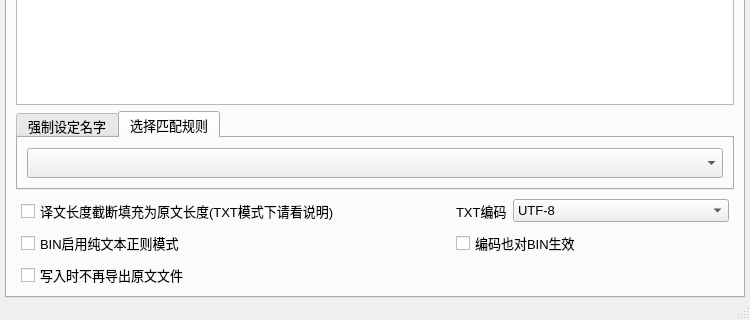
First picture: the form in main/ui_mainWindow.ui, repository satan53x/SExtractor, before the edit; both pictures show x 0 to 750 and y 355 to 675 of the 750 by 675 pixel window.
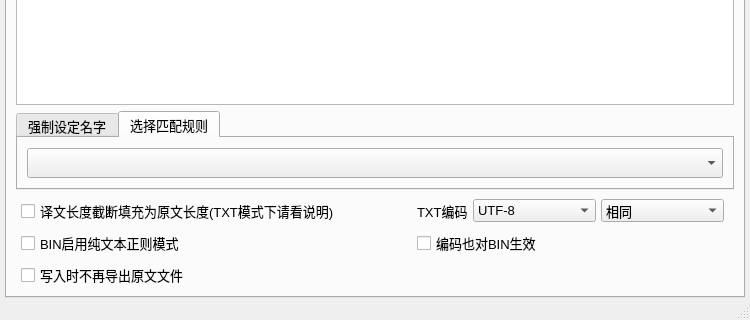
Second picture: the form after the edit.

Commit message:
TXT Encode Setting: Read & Write
读写编码分开选择

Patch:
```diff
--- a/main/ui_mainWindow.ui
+++ b/main/ui_mainWindow.ui
@@ -447,7 +447,7 @@
            </property>
            <item>
             <widget class="QWidget" name="widget_6" native="true">
-             <layout class="QHBoxLayout" name="horizontalLayout_4" stretch="10,1,7">
+             <layout class="QHBoxLayout" name="horizontalLayout_4" stretch="10,8">
               <property name="leftMargin">
                <number>5</number>
               </property>
@@ -481,22 +481,12 @@
                 </property>
                </widget>
               </item>
-              <item>
-               <spacer name="horizontalSpacer_3">
-                <property name="orientation">
-                 <enum>Qt::Horizontal</enum>
-                </property>
-                <property name="sizeHint" stdset="0">
-                 <size>
-                  <width>40</width>
-                  <height>20</height>
-                 </size>
-                </property>
-               </spacer>
-              </item>
               <item>
                <widget class="QWidget" name="widget_17" native="true">
-                <layout class="QHBoxLayout" name="horizontalLayout_29" stretch="0,3">
+                <layout class="QHBoxLayout" name="horizontalLayout_29" stretch="0,3,3">
+                 <property name="spacing">
+                  <number>5</number>
+                 </property>
                  <property name="leftMargin">
                   <number>0</number>
                  </property>
@@ -504,7 +494,7 @@
                   <number>0</number>
                  </property>
                  <property name="rightMargin">
-                  <number>0</number>
+                  <number>5</number>
                  </property>
                  <property name="bottomMargin">
                   <number>0</number>
@@ -545,7 +535,46 @@
                    </item>
                    <item>
                     <property name="text">
-                     <string>utf-16-le</string>
+                     <string notr="true">UTF-16-LE</string>
+                    </property>
+                   </item>
+                  </widget>
+                 </item>
+                 <item>
+                  <widget class="QComboBox" name="encodeWriteBox">
+                   <item>
+                    <property name="text">
+                     <string>相同</string>
+                    </property>
+                   </item>
+                   <item>
+                    <property name="text">
+                     <string notr="true">UTF-8</string>
+                    </property>
+                   </item>
+                   <item>
+                    <property name="text">
+                     <string notr="true">UTF-8-SIG</string>
+                    </property>
+                   </item>
+                   <item>
+                    <property name="text">
+                     <string notr="true">UTF-16</string>
+                    </property>
+                   </item>
+                   <item>
+                    <property name="text">
+                     <string notr="true">cp932</string>
+                    </property>
+                   </item>
+                   <item>
+                    <property name="text">
+                     <string notr="true">gbk</string>
+                    </property>
+                   </item>
+                   <item>
+                    <property name="text">
+                     <string notr="true">UTF-16-LE</string>
                     </property>
                    </item>
                   </widget>
@@ -558,7 +587,7 @@
            </item>
            <item>
             <widget class="QWidget" name="widget_16" native="true">
-             <layout class="QHBoxLayout" name="horizontalLayout_10" stretch="10,1,7">
+             <layout class="QHBoxLayout" name="horizontalLayout_10" stretch="10,8">
               <property name="leftMargin">
                <number>5</number>
               </property>
@@ -578,19 +607,6 @@
                 </property>
                </widget>
               </item>
-              <item>
-               <spacer name="horizontalSpacer_4">
-                <property name="orientation">
-                 <enum>Qt::Horizontal</enum>
-                </property>
-                <property name="sizeHint" stdset="0">
-                 <size>
-                  <width>40</width>
-                  <height>20</height>
-                 </size>
-                </property>
-               </spacer>
-              </item>
               <item>
                <widget class="QCheckBox" name="binEncodeCheck">
                 <property name="text">
```
Left out of the diff: 12 changed lines with no effect on the pictures. The commit also changes 7 other files.
